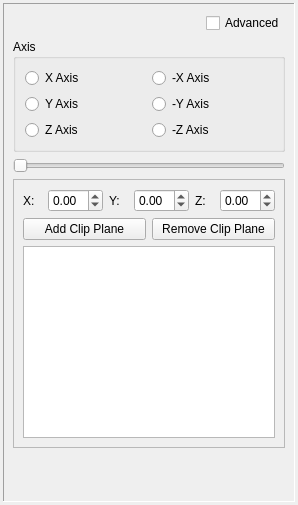
The window that Helios/Qt/Plugins/ClipPlanes/ClipPlanes.ui (perryiv/cadkit) describes before a commit, drawn with Qt 5.
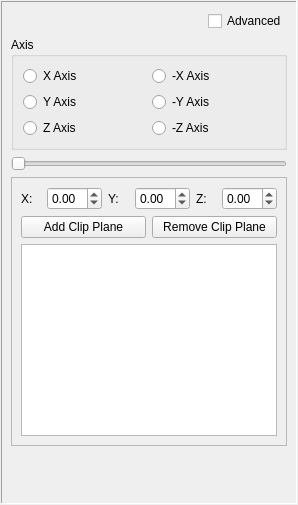
The same window after the commit.

Commit message: -- Re-saved the clipping plane ui file to make it 4.2 compatible. -- Added run-time settings for tracing.

Diff of the .ui file:
```diff
--- a/Helios/Qt/Plugins/ClipPlanes/ClipPlanes.ui
+++ b/Helios/Qt/Plugins/ClipPlanes/ClipPlanes.ui
@@ -13,17 +13,11 @@
    <string>Form</string>
   </property>
   <layout class="QVBoxLayout" >
-   <property name="leftMargin" >
-    <number>3</number>
+   <property name="margin" >
+    <number>1</number>
    </property>
-   <property name="topMargin" >
-    <number>3</number>
-   </property>
-   <property name="rightMargin" >
-    <number>3</number>
-   </property>
-   <property name="bottomMargin" >
-    <number>3</number>
+   <property name="spacing" >
+    <number>6</number>
    </property>
    <item>
     <widget class="QFrame" name="frame" >
@@ -34,8 +28,20 @@
       <enum>QFrame::Sunken</enum>
      </property>
      <layout class="QVBoxLayout" >
+      <property name="margin" >
+       <number>9</number>
+      </property>
+      <property name="spacing" >
+       <number>6</number>
+      </property>
       <item>
        <layout class="QHBoxLayout" >
+        <property name="margin" >
+         <number>0</number>
+        </property>
+        <property name="spacing" >
+         <number>6</number>
+        </property>
         <item>
          <spacer>
           <property name="orientation" >
@@ -64,8 +70,20 @@
          <string>Axis</string>
         </property>
         <layout class="QGridLayout" >
+         <property name="margin" >
+          <number>9</number>
+         </property>
+         <property name="spacing" >
+          <number>6</number>
+         </property>
          <item row="0" column="0" >
           <layout class="QGridLayout" >
+           <property name="margin" >
+            <number>0</number>
+           </property>
+           <property name="spacing" >
+            <number>6</number>
+           </property>
            <item row="0" column="0" >
             <widget class="QRadioButton" name="posXAxis" >
              <property name="text" >
@@ -138,8 +156,20 @@
          <enum>QFrame::Raised</enum>
         </property>
         <layout class="QVBoxLayout" >
+         <property name="margin" >
+          <number>9</number>
+         </property>
+         <property name="spacing" >
+          <number>6</number>
+         </property>
          <item>
           <layout class="QHBoxLayout" >
+           <property name="margin" >
+            <number>0</number>
+           </property>
+           <property name="spacing" >
+            <number>6</number>
+           </property>
            <item>
             <widget class="QLabel" name="label" >
              <property name="text" >
@@ -204,6 +234,12 @@
          </item>
          <item>
           <layout class="QHBoxLayout" >
+           <property name="margin" >
+            <number>0</number>
+           </property>
+           <property name="spacing" >
+            <number>6</number>
+           </property>
            <item>
             <widget class="QPushButton" name="_addButton" >
              <property name="text" >
```
Left out of the diff: 18 changed lines with no effect on the pictures. The commit also changes 4 other files.
